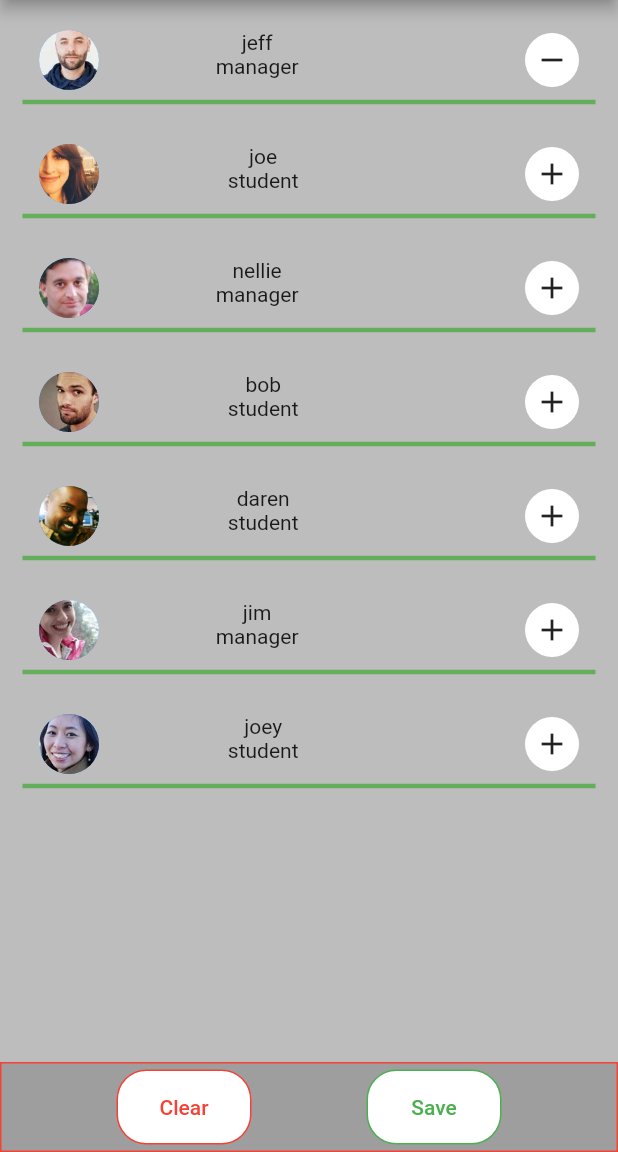
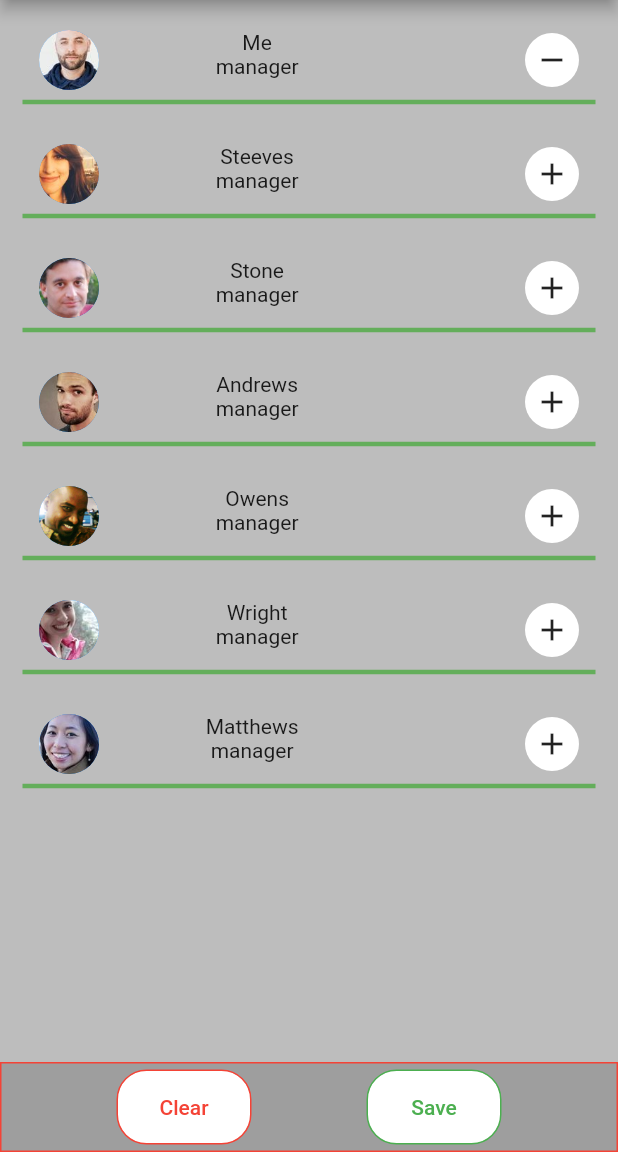
Before and after one commit to lucaszcai/kyros-mobile-app-1, a Flutter app: the AddContactScreen screen opened directly, after a tap on the "add" icon, after a tap on "Clear", on a phone screen of 412 x 824 dp, the part 84-1236 px from its top. Run offline on Flutter 3.47's test engine with Material 2 defaults, Android fonts, the phone set to English and light mode, and no system bars; our stand-ins replace flutter_slidable, image_picker.

Commit message:
made contacts a sub of users

```diff
--- a/lib/models/contact_model.dart
+++ b/lib/models/contact_model.dart
@@ -1,3 +1,6 @@
+import 'package:kyros_app_mobile/models/message.dart';
+import 'package:kyros_app_mobile/models/user.dart';
+
 class Contact {
   String name;
   String role;
@@ -10,25 +13,29 @@ class Contact {
     required this.description,
     required this.Image_URL,
 
+
   });
 }
 
-List contacts = [
-  Contact(name: "jeff", role: "manager", description: "hello, how are you doing", Image_URL: 'assets/Me.jpg'),
-
-
+List base_contacts = [
+  me.contact,
+  steeves.contact,
+  stone.contact,
+  andrews.contact,
 
 ];
 
 List AllKyrosUsers = [
-  Contact(name: "jeff", role: "manager", description: "hello, how are you doing", Image_URL: 'assets/Me.jpg'),
-  Contact(name: "joe", role: "student", description: "hello, how are you doing", Image_URL: 'assets/Steeves.jpg'),
-  Contact(name: "nellie", role: "manager", description: "hello, how are you doing", Image_URL: 'assets/Stone.jpg'),
-  Contact(name: "bob", role: "student", description: "hello, how are you doing", Image_URL: 'assets/Andrews.jpg'),
-  Contact(name: "daren", role: "student", description: "hello, how are you doing", Image_URL: 'assets/Owens.jpg'),
-  Contact(name: "jim", role: "manager", description: "hello, how are you doing", Image_URL: 'assets/Wright.jpg'),
-  Contact(name: "joey", role: "student", description: "hello, how are you doing", Image_URL: 'assets/Matthews.jpg'),
+  me.contact,
+  steeves.contact,
+  stone.contact,
+  andrews.contact,
+  owens.contact,
+  wright.contact,
+  matthews.contact
 ];
 
 
 List favoriteContacts = [];
+
+List current_user_contacts = me.contacts;
--- a/lib/models/message.dart
+++ b/lib/models/message.dart
@@ -1,3 +1,4 @@
+import 'contact_model.dart';
 import 'user.dart';
 
 class Message {
@@ -16,37 +17,52 @@ final User me = User(
   id: 0,
   name: 'Me',
   imageUrl: 'assets/Me.jpg',
+  contact : Contact(name: 'Me', role: "manager", description: "hello, how are you doing", Image_URL: 'assets/Me.jpg'),
+  contacts: [Contact(name: 'Me', role: "manager", description: "hello, how are you doing", Image_URL: 'assets/Me.jpg')]
 );
 final User steeves = User(
   id: 1,
   name: 'Steeves',
   imageUrl: 'assets/Steeves.jpg',
+  contact: Contact(name: 'Steeves', role: "manager", description: "hello, how are you doing", Image_URL: 'assets/Steeves.jpg'),
+  contacts: [Contact(name: 'Steeves', role: "manager", description: "hello, how are you doing", Image_URL: 'assets/Steeves.jpg')]
 );
 final User stone = User(
   id: 2,
   name: 'Stone',
   imageUrl: 'assets/Stone.jpg',
+    contact : Contact(name: 'Stone', role: "manager", description: "hello, how are you doing", Image_URL: 'assets/Stone.jpg'),
+    contacts: [Contact(name: 'Stone', role: "manager", description: "hello, how are you doing", Image_URL: 'assets/Stone.jpg')]
 );
 final User andrews = User(
   id: 3,
   name: 'Andrews',
   imageUrl: 'assets/Andrews.jpg',
+    contact : Contact(name: 'Andrews', role: "manager", description: "hello, how are you doing", Image_URL: 'assets/Andrews.jpg'),
+  contacts: [Contact(name: 'Andrews', role: "manager", description: "hello, how are you doing", Image_URL: 'assets/Andrews.jpg')]
 );
 final User owens = User(
   id: 4,
   name: 'Owens',
   imageUrl: 'assets/Owens.jpg',
+    contact : Contact(name: 'Owens', role: "manager", description: "hello, how are you doing", Image_URL: 'assets/Owens.jpg'),
+  contacts: [Contact(name: 'Owens', role: "manager", description: "hello, how are you doing", Image_URL: 'assets/Owens.jpg')]
 );
 final User wright = User(
   id: 5,
   name: 'Wright',
   imageUrl: 'assets/Wright.jpg',
+    contact : Contact(name:'Wright', role: "manager", description: "hello, how are you doing", Image_URL: 'assets/Wright.jpg'),
+  contacts: [Contact(name:'Wright', role: "manager", description: "hello, how are you doing", Image_URL: 'assets/Wright.jpg')]
 );
 final User matthews = User(
   id: 6,
   name: 'Matthews',
   imageUrl: 'assets/Matthews.jpg',
+    contact : Contact(name:'Matthews', role: "manager", description: "hello, how are you doing", Image_URL: 'assets/Matthews.jpg'),
+  contacts: [Contact(name:'Matthews', role: "manager", description: "hello, how are you doing", Image_URL: 'assets/Matthews.jpg')]
 );
+List users = [me, steeves, stone, andrews, owens, wright, matthews];
 
 List<Message> messages = [
   Message(
--- a/lib/models/user.dart
+++ b/lib/models/user.dart
@@ -1,11 +1,17 @@
+import 'contact_model.dart';
+
 class User {
   final int id;
   final String name;
   final String imageUrl;
+  Contact contact;
+  List contacts;
 
   User({
     required this.id,
     required this.name,
     required this.imageUrl,
+    required this.contact,
+    required this.contacts
   });
 }
--- a/lib/screens/add_contact_screen.dart
+++ b/lib/screens/add_contact_screen.dart
@@ -54,7 +54,7 @@ class _AddContactScreenState extends State<AddContactScreen> {
   }
 
   bool checkMutualContact(String index) {
-    for (Contact contact in contacts) {
+    for (Contact contact in current_user_contacts) {
       if (index.contains(contact.name)) {
         sameContact = contact.name;
       } else {
@@ -69,17 +69,18 @@ class _AddContactScreenState extends State<AddContactScreen> {
   }
 
   void add_contact(int index) {
-    if (contacts.contains(display_contacts[index])) {
+
+    if (current_user_contacts.contains(display_contacts[index])) {
       setState(() {
         deleted_contacts.add(display_contacts[index]);
-        contacts.remove(display_contacts[index]);
+        current_user_contacts.remove(display_contacts[index]);
         save = true;
         checkMutualContact(display_contacts[index].name);
       });
     } else {
       setState(() {
         unsaved_contacts.add(display_contacts[index]);
-        contacts.add(display_contacts[index]);
+        current_user_contacts.add(display_contacts[index]);
         save = true;
       });
     }
@@ -87,9 +88,9 @@ class _AddContactScreenState extends State<AddContactScreen> {
 
   void clear_new_contacts() {
     for (Contact contact in unsaved_contacts) {
-      if (contacts.contains(contact)) {
+      if (current_user_contacts.contains(contact)) {
         setState(() {
-          contacts.remove(contact);
+          current_user_contacts.remove(contact);
           unsaved_contacts.remove(contact);
         });
       }
@@ -98,7 +99,10 @@ class _AddContactScreenState extends State<AddContactScreen> {
 
   void clear_old_contacts() {
     for (Contact contact in deleted_contacts) {
-      contacts.add(contact);
+      setState(() {
+        current_user_contacts.add(contact);
+        deleted_contacts.remove(contact);
+      });
     }
   }
 
```
Also changed, not shown: lib/screens/contact_screen.dart (+5 -5 lines).
